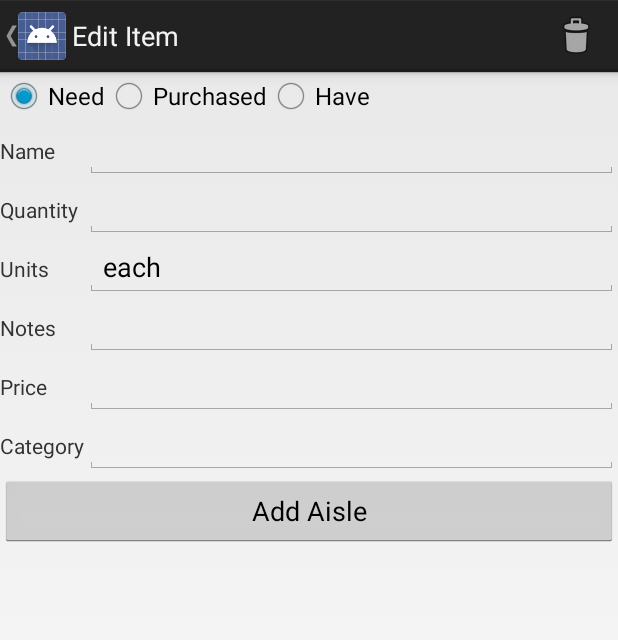
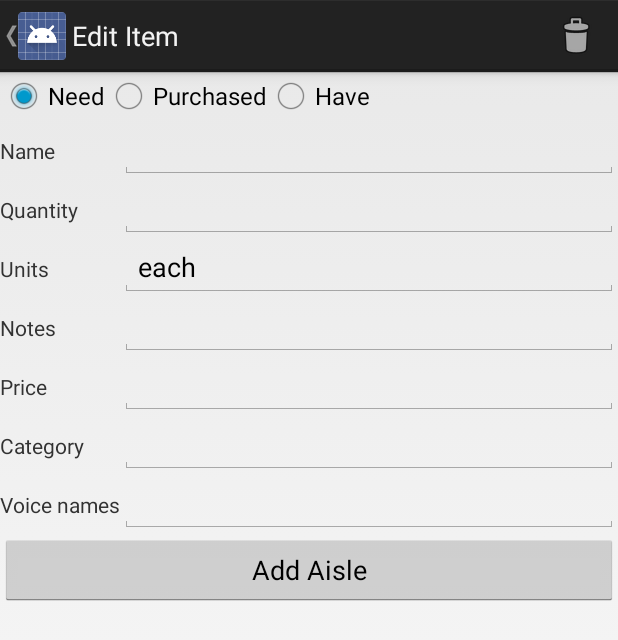
Before and after one commit to adamlopresto/GoShop, an Android app: the ItemDetailActivity screen opened directly, with no data from a screen before it, on a phone screen of 412 x 824 dp. Shown: the top 640 px of the screen. Run offline under Robolectric (Android 15) with nearby library versions, the phone set to English and light mode, and no system bars.

Commit message:
Voice names
Now accept an alternate name for items from SMS. Together with my kludge
to get SMS via voice, I can add things by voice.

```diff
--- a/app/src/main/java/fake/domain/adamlopresto/goshop/DatabaseHelper.java
+++ b/app/src/main/java/fake/domain/adamlopresto/goshop/DatabaseHelper.java
@@ -14,11 +14,12 @@ import fake.domain.adamlopresto.goshop.tables.StoresTable;
 public class DatabaseHelper extends SQLiteOpenHelper {
 
 	private static final String DATABASE_NAME = "GoShop";
-	private static final int CURRENT_VERSION = 2;
+	private static final int CURRENT_VERSION = 3;
 	/*
 	 * Version history:
 	 * 1: initial release
 	 * 2: reset quantity to null if 1 and units = 'each'
+	 * 3: add voice names to items
 	 */
 
 	public DatabaseHelper(Context context) {
--- a/app/src/main/java/fake/domain/adamlopresto/goshop/ItemDetailActivity.java
+++ b/app/src/main/java/fake/domain/adamlopresto/goshop/ItemDetailActivity.java
@@ -39,6 +39,7 @@ public class ItemDetailActivity extends ListActivity implements LoaderManager.Lo
 	private EditText mNotes;
 	private EditText mPrice;
 	private EditText mCategory;
+	private EditText mVoiceNames;
 	private Button addAisle;
 
 	private long listId;
@@ -73,6 +74,7 @@ public class ItemDetailActivity extends ListActivity implements LoaderManager.Lo
 		mNotes     = (EditText)    header.findViewById(R.id.item_detail_notes);
 		mPrice     = (EditText)    header.findViewById(R.id.item_detail_price);
 		mCategory  = (EditText)    header.findViewById(R.id.item_detail_category);
+		mVoiceNames= (EditText)    header.findViewById(R.id.item_detail_voice_names);
 
 		addAisle   = (Button)      footer.findViewById(R.id.add_aisle);
 
@@ -152,7 +154,7 @@ public class ItemDetailActivity extends ListActivity implements LoaderManager.Lo
 		String[] projection = { ItemAisleDetailView.COLUMN_ITEM_NAME,
 				ItemAisleDetailView.COLUMN_QUANTITY, ItemAisleDetailView.COLUMN_UNITS,  ItemAisleDetailView.COLUMN_NOTES,
 				ItemAisleDetailView.COLUMN_PRICE, ItemAisleDetailView.COLUMN_CATEGORY, ItemAisleDetailView.COLUMN_STATUS,
-				ItemAisleDetailView.COLUMN_LIST
+				ItemAisleDetailView.COLUMN_LIST, ItemAisleDetailView.COLUMN_VOICE_NAMES
 		};
 		Cursor cursor = getContentResolver().query(uri, projection, null, null,
 				null);
@@ -182,6 +184,8 @@ public class ItemDetailActivity extends ListActivity implements LoaderManager.Lo
 					.getColumnIndexOrThrow(ItemAisleDetailView.COLUMN_PRICE)));
 			mCategory.setText(cursor.getString(cursor
 					.getColumnIndexOrThrow(ItemAisleDetailView.COLUMN_CATEGORY)));
+			mVoiceNames.setText(cursor.getString(cursor
+					.getColumnIndexOrThrow(ItemAisleDetailView.COLUMN_VOICE_NAMES)));
 			listId = cursor.getInt(cursor.getColumnIndexOrThrow(ItemAisleDetailView.COLUMN_LIST));
 
 			// Always close the cursor
@@ -255,6 +259,7 @@ public class ItemDetailActivity extends ListActivity implements LoaderManager.Lo
 			values.putNull(ItemsTable.COLUMN_PRICE);
 		}
 		values.put(ItemsTable.COLUMN_CATEGORY, mCategory.getText().toString().trim());
+		values.put(ItemsTable.COLUMN_VOICE_NAMES, mVoiceNames.getText().toString().replace('\n', '#'));
 
 		if (uri == null) {
 			// New todo
--- a/app/src/main/res/layout/item_edit_header.xml
+++ b/app/src/main/res/layout/item_edit_header.xml
@@ -70,4 +70,14 @@
         android:layout_gravity="fill_horizontal"
         />
 
+
+    <TextView android:text="@string/voice_names" />
+
+    <EditText
+        android:id="@+id/item_detail_voice_names"
+        android:layout_width="0dp"
+        android:layout_height="wrap_content"
+        android:layout_gravity="fill_horizontal"
+        android:inputType="textMultiLine" />
+
 </GridLayout>
--- a/app/src/main/res/values/strings.xml
+++ b/app/src/main/res/values/strings.xml
@@ -63,5 +63,6 @@
     <string name="rename_store">Rename this store</string>
     <string name="rename">Rename</string>
     <string name="everything_else">OTHER STORES</string>
+    <string name="voice_names">Voice names</string>
 
 </resources>
```
Also changed, not shown: app/src/main/java/fake/domain/adamlopresto/goshop/SMSReceiver.java (+7 -2 lines), app/src/main/java/fake/domain/adamlopresto/goshop/tables/ItemAisleDetailView.java (+9 -5 lines), app/src/main/java/fake/domain/adamlopresto/goshop/tables/ItemsTable.java (+8 -1 lines).
